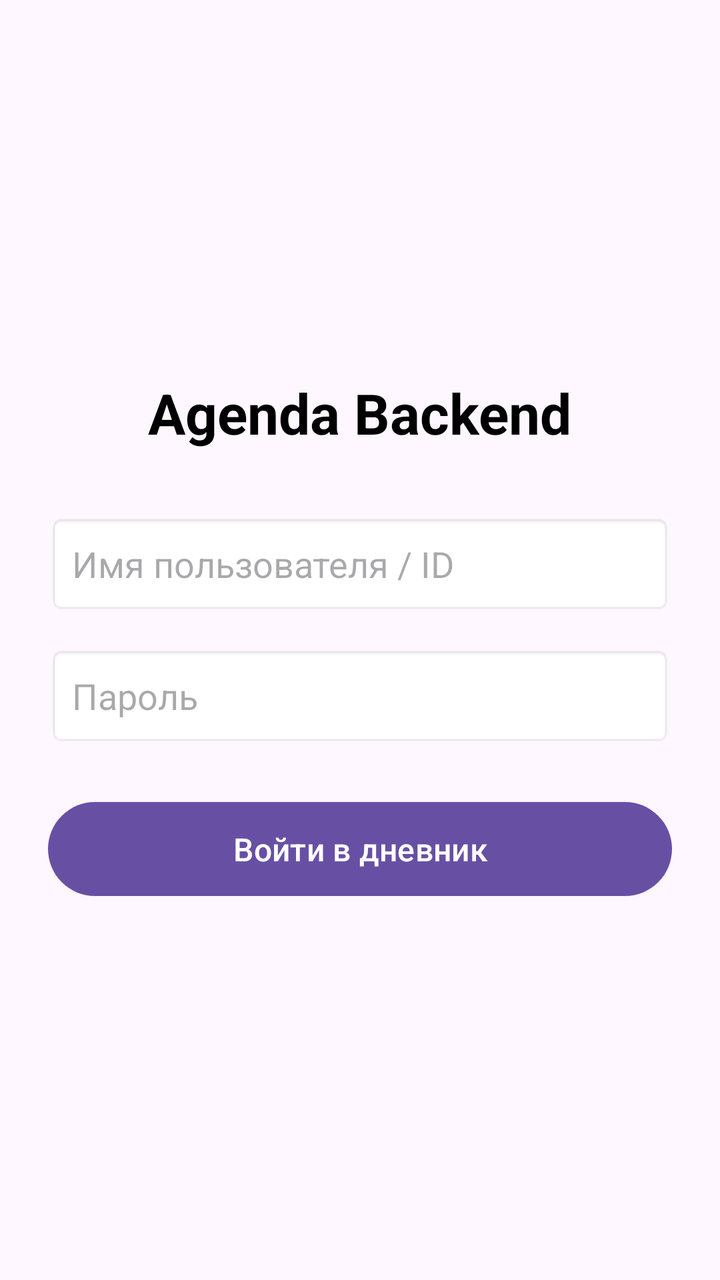
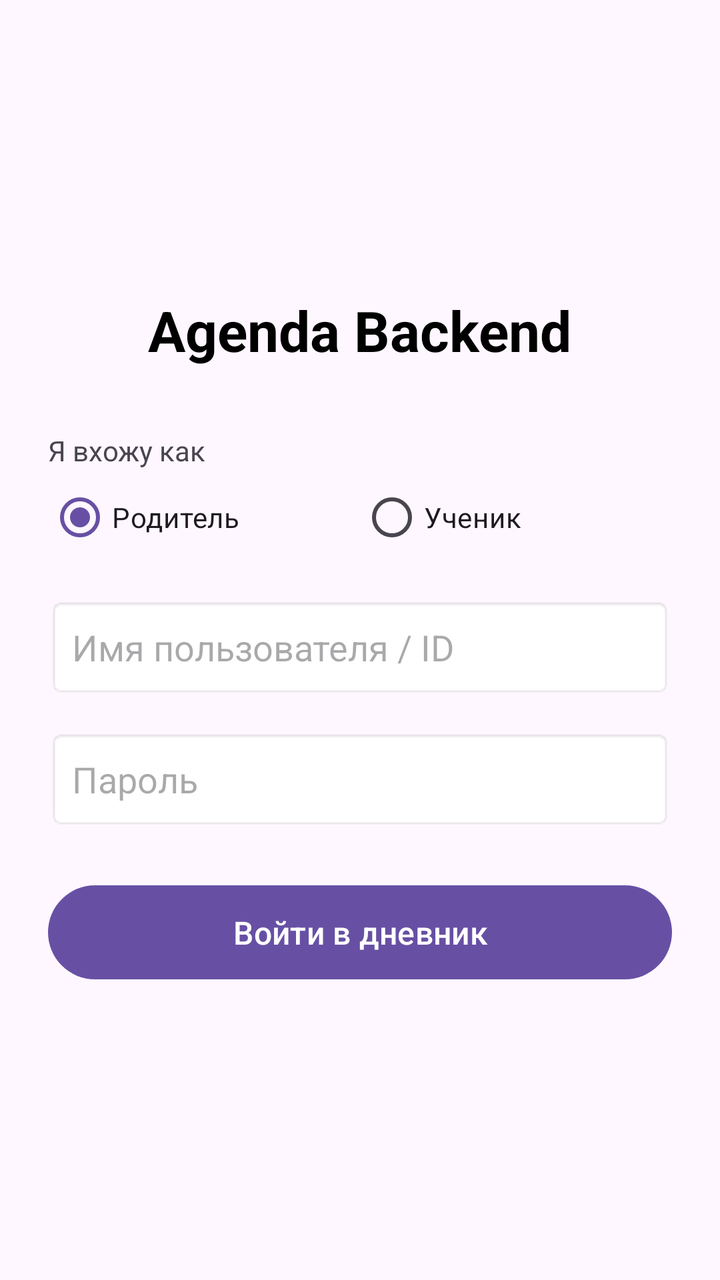

An Android layout rendered at two revisions. The XML below is the earlier revision; the diff shows what the commit changed to produce the second picture.
<!-- AndroidManifest.xml: application theme Theme.AgendaApp -->
<!-- res/layout/activity_login.xml -->
<?xml version="1.0" encoding="utf-8"?>
<LinearLayout xmlns:android="http://schemas.android.com/apk/res/android"
    android:layout_width="match_parent"
    android:layout_height="match_parent"
    android:gravity="center"
    android:orientation="vertical"
    android:padding="24dp">

    <TextView
        android:layout_width="wrap_content"
        android:layout_height="wrap_content"
        android:text="Agenda Backend"
        android:textSize="28sp"
        android:textStyle="bold"
        android:textColor="@android:color/black"
        android:layout_marginBottom="32dp" />

    <EditText
        android:id="@+id/etUsername"
        android:layout_width="match_parent"
        android:layout_height="50dp"
        android:hint="Имя пользователя / ID"
        android:inputType="text"
        android:padding="12dp"
        android:background="@android:drawable/editbox_background"
        android:layout_marginBottom="16dp" />

    <EditText
        android:id="@+id/etPassword"
        android:layout_width="match_parent"
        android:layout_height="50dp"
        android:hint="Пароль"
        android:inputType="textPassword"
        android:padding="12dp"
        android:background="@android:drawable/editbox_background"
        android:layout_marginBottom="24dp" />

    <Button
        android:id="@+id/btnLogin"
        android:layout_width="match_parent"
        android:layout_height="55dp"
        android:text="Войти в дневник"
        android:textSize="16sp" />

</LinearLayout>
<!-- resources referenced by this layout -->
<resources>
  <style name="Theme.AgendaApp" parent="Base.Theme.AgendaApp" />
  <style name="Base.Theme.AgendaApp" parent="Theme.Material3.DayNight.NoActionBar">
          
          
      </style>
</resources>

<!-- the commit's change to res/layout/activity_login.xml (unified diff, before → after) -->
@@ -14,6 +14,35 @@
         android:textStyle="bold"
         android:textColor="@android:color/black"
         android:layout_marginBottom="32dp" />
+
+    <TextView
+        android:layout_width="match_parent"
+        android:layout_height="wrap_content"
+        android:text="Я вхожу как"
+        android:textSize="14sp" />
+
+    <RadioGroup
+        android:id="@+id/rgRole"
+        android:layout_width="match_parent"
+        android:layout_height="wrap_content"
+        android:layout_marginBottom="16dp"
+        android:orientation="horizontal">
+
+        <RadioButton
+            android:id="@+id/rbParent"
+            android:layout_width="0dp"
+            android:layout_height="wrap_content"
+            android:layout_weight="1"
+            android:checked="true"
+            android:text="Родитель" />
+
+        <RadioButton
+            android:id="@+id/rbStudent"
+            android:layout_width="0dp"
+            android:layout_height="wrap_content"
+            android:layout_weight="1"
+            android:text="Ученик" />
+    </RadioGroup>
 
     <EditText
         android:id="@+id/etUsername"
